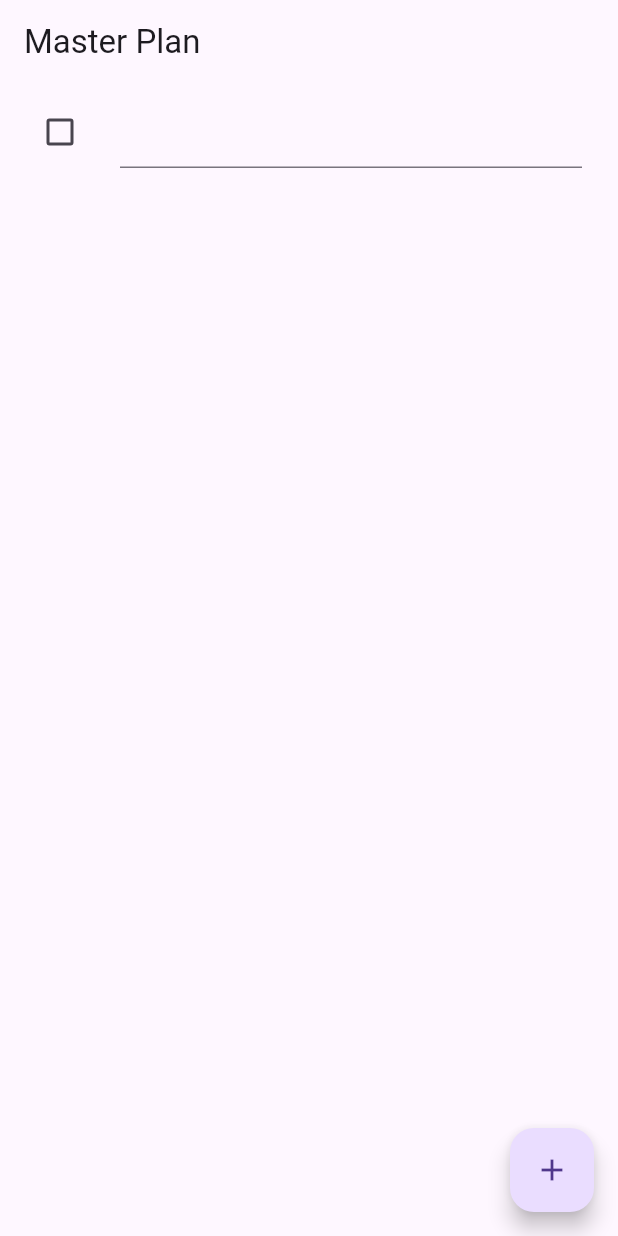
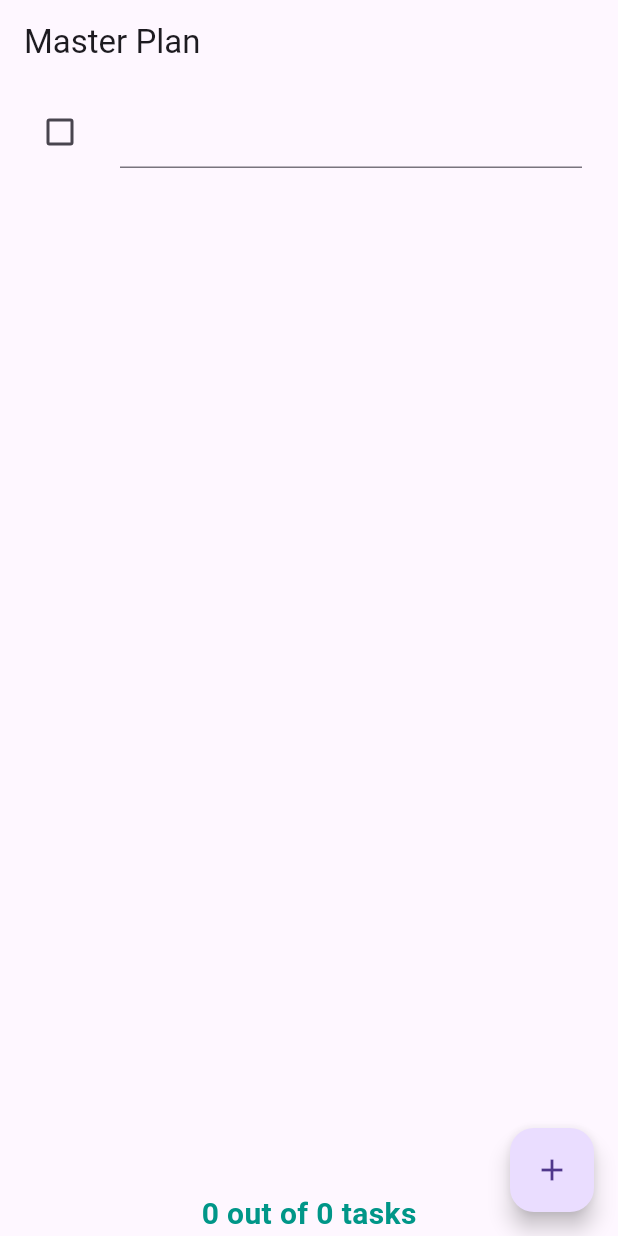
Before and after one commit to DeepakKumarBehera03/ToDo_List, a Flutter app: the screen it shows after launch, after a tap on the "add" icon, on a phone screen of 412 x 824 dp. Run offline on Flutter 3.47's test engine with Material 3 defaults, Android fonts, the phone set to English and light mode, and no system bars.

Commit message:
Managing the data layer with Inherited Widget

```diff
--- a/lib/main.dart
+++ b/lib/main.dart
@@ -1,4 +1,5 @@
 import 'package:flutter/material.dart';
+import 'package:master_plan/plan_provider.dart';
 import 'package:master_plan/views/plan_screen.dart';
 
 void main(){
@@ -11,7 +12,7 @@ class MasterPlanApp extends StatelessWidget {
   Widget build(BuildContext context) {
     return MaterialApp(
       theme: ThemeData(primarySwatch: Colors.purple),
-      home: const PlanScreen(),
+      home: PlanProvider(child: const PlanScreen(),),
     );
   }
 }
--- a/lib/models/plan.dart
+++ b/lib/models/plan.dart
@@ -3,4 +3,11 @@ import 'package:master_plan/models/task.dart';
 class Plan{
   String name = "";
   final List<Task> tasks = [];
+
+  int get completeCount => tasks
+      .where((element) => element.complete)
+      .length;
+
+  String get completenessMessage =>
+      "$completeCount out of ${tasks.length} tasks";
 }
--- /dev/null
+++ b/lib/plan_provider.dart
@@ -0,0 +1,20 @@
+import 'package:flutter/material.dart';
+import 'package:master_plan/models/plan.dart';
+
+class PlanProvider extends InheritedWidget {
+  PlanProvider({
+    super.key,
+    required Widget child,
+  }) : super(child: child);
+  final _plan = Plan();
+
+  static Plan of(BuildContext context) {
+    final PlanProvider? result =
+        context.dependOnInheritedWidgetOfExactType<PlanProvider>();
+    assert(result != null, 'No PlanProvider found in context');
+    return result!._plan;
+  }
+
+  @override
+  bool updateShouldNotify(PlanProvider old)=>false;
+}
--- a/lib/views/plan_screen.dart
+++ b/lib/views/plan_screen.dart
@@ -1,6 +1,6 @@
 import 'package:flutter/material.dart';
 import 'package:master_plan/models/data_layer.dart';
-import 'package:master_plan/models/plan.dart';
+import 'package:master_plan/plan_provider.dart';
 class PlanScreen extends StatefulWidget {
   const PlanScreen({super.key});
 
@@ -11,6 +11,7 @@ class PlanScreen extends StatefulWidget {
 class _PlanScreenState extends State<PlanScreen> {
   final plan = Plan();
   ScrollController? scrollController;
+
   @override
   void initState() {
     // TODO: implement initState
@@ -28,32 +29,37 @@ class _PlanScreenState extends State<PlanScreen> {
   }
   @override
   Widget build(BuildContext context) {
+    // TODO: implement build
     return Scaffold(
       appBar: AppBar(
         title: const Text("Master Plan"),
       ),
-      body: _buildList(),
+      body: Column(
+        children: [
+          Expanded(
+              child: _buildList(),
+          ),
+          SafeArea(child: Text(plan.completenessMessage,
+            style: const TextStyle(
+              fontSize: 20,
+              fontWeight: FontWeight.bold,
+              color: Colors.teal,
+            ),
+          ),
+          ),
+        ],
+      ),
       floatingActionButton: _buildAddTaskButton(),
     );
   }
 
   Widget _buildList() {
+    final plan = PlanProvider.of(context);
     return ListView.builder(
       controller: scrollController,
       itemCount: plan.tasks.length,
-        itemBuilder: (context, index)=>
-      _buildTaskTile(plan.tasks[index]),
-    );
-  }
-
-  Widget _buildAddTaskButton() {
-    return FloatingActionButton(
-      child: const Icon(Icons.add),
-      onPressed: (){
-        setState(() {
-          plan.tasks.add(Task());
-        });
-      },
+      itemBuilder: (context, index)=>
+        _buildTaskTile(plan.tasks[index]),
     );
   }
 
@@ -67,13 +73,26 @@ class _PlanScreenState extends State<PlanScreen> {
           });
         },
       ),
-      title: TextField(
-        onChanged: (text){
+      title: TextFormField(
+        initialValue: task.description,
+        onFieldSubmitted: (text){
           setState(() {
             task.description = text;
           });
         },
-      ),
+      )
+    );
+  }
+
+  Widget _buildAddTaskButton() {
+    final plan = PlanProvider.of(context);
+    return FloatingActionButton(
+      child: const Icon(Icons.add),
+      onPressed: (){
+        setState(() {
+          plan.tasks.add(Task());
+        });
+      },
     );
   }
 
```
